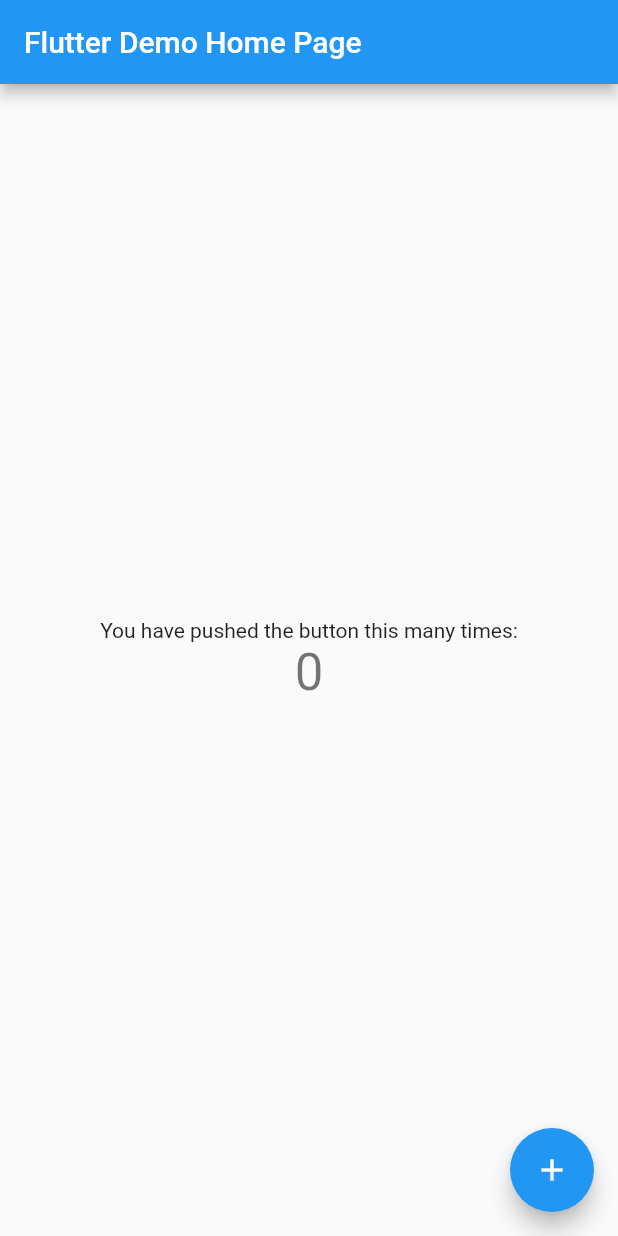
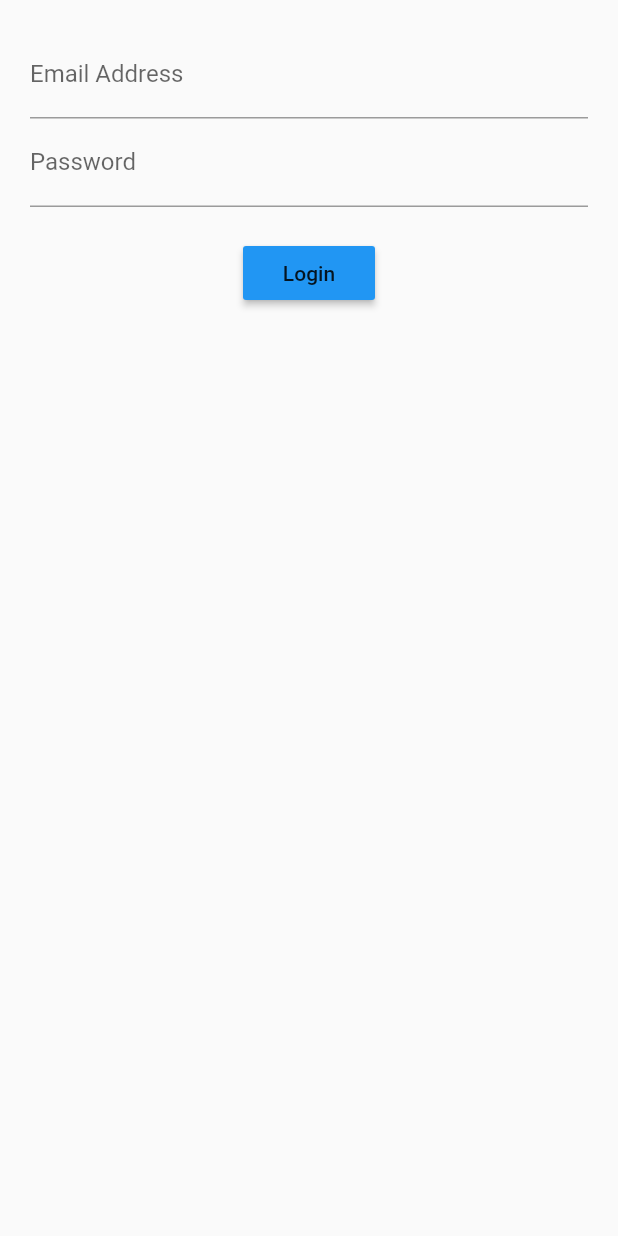
Before and after one commit to DreamsInCS/login_bloc, a Flutter app: the screen it shows after launch, on a phone screen of 412 x 824 dp. Run offline on Flutter 3.47's test engine with Material 2 defaults, Android fonts, the phone set to English and light mode, and no system bars; our stand-ins replace rxdart.

Commit message:
99% complete, missing proper submit functionality

```diff
--- a/lib/main.dart
+++ b/lib/main.dart
@@ -1,111 +1,6 @@
 import 'package:flutter/material.dart';
+import 'src/app.dart';
 
-void main() => runApp(MyApp());
-
-class MyApp extends StatelessWidget {
-  // This widget is the root of your application.
-  @override
-  Widget build(BuildContext context) {
-    return MaterialApp(
-      title: 'Flutter Demo',
-      theme: ThemeData(
-        // This is the theme of your application.
-        //
-        // Try running your application with "flutter run". You'll see the
-        // application has a blue toolbar. Then, without quitting the app, try
-        // changing the primarySwatch below to Colors.green and then invoke
-        // "hot reload" (press "r" in the console where you ran "flutter run",
-        // or simply save your changes to "hot reload" in a Flutter IDE).
-        // Notice that the counter didn't reset back to zero; the application
-        // is not restarted.
-        primarySwatch: Colors.blue,
-      ),
-      home: MyHomePage(title: 'Flutter Demo Home Page'),
-    );
-  }
+void main() {
+  runApp(App());
 }
-
-class MyHomePage extends StatefulWidget {
-  MyHomePage({Key key, this.title}) : super(key: key);
-
-  // This widget is the home page of your application. It is stateful, meaning
-  // that it has a State object (defined below) that contains fields that affect
-  // how it looks.
-
-  // This class is the configuration for the state. It holds the values (in this
-  // case the title) provided by the parent (in this case the App widget) and
-  // used by the build method of the State. Fields in a Widget subclass are
-  // always marked "final".
-
-  final String title;
-
-  @override
-  _MyHomePageState createState() => _MyHomePageState();
-}
-
-class _MyHomePageState extends State<MyHomePage> {
-  int _counter = 0;
-
-  void _incrementCounter() {
-    setState(() {
-      // This call to setState tells the Flutter framework that something has
-      // changed in this State, which causes it to rerun the build method below
-      // so that the display can reflect the updated values. If we changed
-      // _counter without calling setState(), then the build method would not be
-      // called again, and so nothing would appear to happen.
-      _counter++;
-    });
-  }
-
-  @override
-  Widget build(BuildContext context) {
-    // This method is rerun every time setState is called, for instance as done
-    // by the _incrementCounter method above.
-    //
-    // The Flutter framework has been optimized to make rerunning build methods
-    // fast, so that you can just rebuild anything that needs updating rather
-    // than having to individually change instances of widgets.
-    return Scaffold(
-      appBar: AppBar(
-        // Here we take the value from the MyHomePage object that was created by
-        // the App.build method, and use it to set our appbar title.
-        title: Text(widget.title),
-      ),
-      body: Center(
-        // Center is a layout widget. It takes a single child and positions it
-        // in the middle of the parent.
-        child: Column(
-          // Column is also a layout widget. It takes a list of children and
-          // arranges them vertically. By default, it sizes itself to fit its
-          // children horizontally, and tries to be as tall as its parent.
-          //
-          // Invoke "debug painting" (press "p" in the console, choose the
-          // "Toggle Debug Paint" action from the Flutter Inspector in Android
-          // Studio, or the "Toggle Debug Paint" command in Visual Studio Code)
-          // to see the wireframe for each widget.
-          //
-          // Column has various properties to control how it sizes itself and
-          // how it positions its children. Here we use mainAxisAlignment to
-          // center the children vertically; the main axis here is the vertical
-          // axis because Columns are vertical (the cross axis would be
-          // horizontal).
-          mainAxisAlignment: MainAxisAlignment.center,
-          children: <Widget>[
-            Text(
-              'You have pushed the button this many times:',
-            ),
-            Text(
-              '$_counter',
-              style: Theme.of(context).textTheme.headline4,
-            ),
-          ],
-        ),
-      ),
-      floatingActionButton: FloatingActionButton(
-        onPressed: _incrementCounter,
-        tooltip: 'Increment',
-        child: Icon(Icons.add),
-      ), // This trailing comma makes auto-formatting nicer for build methods.
-    );
-  }
-}
--- /dev/null
+++ b/lib/src/app.dart
@@ -0,0 +1,17 @@
+import 'package:flutter/material.dart';
+import 'screens/login_screen.dart';
+import 'blocs/provider.dart';
+
+class App extends StatelessWidget {
+  Widget build(context) {
+    return Provider(
+      child: MaterialApp(
+        title: 'Log Me In',
+        home: Scaffold(
+          body: LoginScreen()
+        )
+      )
+    );
+  }
+
+}
--- /dev/null
+++ b/lib/src/blocs/bloc.dart
@@ -0,0 +1,26 @@
+import 'dart:async';
+import 'validators.dart';
+import 'package:rxdart/rxdart.dart';
+
+// class Bloc extends Object with Validators { // <------ fixes line 5 in older versions
+class Bloc with Validators {
+  // These variables are considered "private" due to their underscore in front of their identifiers
+  final _email = StreamController<String>();
+  final _password = StreamController<String>();
+
+  // Add data to stream
+  // Note: Function(String) means "a function that takes a string as a parameter"
+  Function(String) get changeEmail => _email.sink.add;
+  Function(String) get changePassword => _password.sink.add;
+
+  // Retrieve data from stream
+  Stream<String> get email => _email.stream.transform(validateEmail);
+  Stream<String> get password => _password.stream.transform(validatePassword);
+  Stream<bool> get submitValid =>
+    Rx.combineLatest2(email, password, (e, p) => true);
+
+  dispose() {
+    _email.close();
+    _password.close();
+  }
+}
--- /dev/null
+++ b/lib/src/blocs/provider.dart
@@ -0,0 +1,15 @@
+import 'package:flutter/material.dart';
+import 'bloc.dart';
+
+class Provider extends InheritedWidget {
+   final bloc = Bloc();
+
+  Provider({Key key, Widget child}) : super(key: key, child: child);
+
+  bool updateShouldNotify(_) => true;
+
+  static Bloc of(BuildContext context) {
+    // return (context.inheritFromWidgetOfExactType(Provider) as Provider).bloc; <----- Deprecated!
+    return context.dependOnInheritedWidgetOfExactType<Provider>().bloc;
+  }
+}
--- /dev/null
+++ b/lib/src/blocs/validators.dart
@@ -0,0 +1,25 @@
+import 'dart:async';
+
+class Validators {
+  final validateEmail = StreamTransformer<String, String>.fromHandlers(
+    handleData: (email, sink) {
+      if (email.contains('@')) {
+        sink.add(email);
+      }
+      else {
+        sink.addError('Please enter a valid email.');
+      }
+    }
+  );
+
+  final validatePassword = StreamTransformer<String, String>.fromHandlers(
+    handleData: (password, sink) {
+      if (password.length >= 4) {
+        sink.add(password);
+      }
+      else {
+        sink.addError('Your password is not at least 4 characters.');
+      }
+    }
+  );
+}
--- /dev/null
+++ b/lib/src/screens/login_screen.dart
@@ -0,0 +1,68 @@
+import 'package:flutter/material.dart';
+import '../blocs/provider.dart';
+import '../blocs/bloc.dart';
+
+class LoginScreen extends StatelessWidget {
+  Widget build(context) {
+    final bloc = Provider.of(context);
+
+    return Container(
+      margin: EdgeInsets.all(20.0),
+      child: Column(
+        children: <Widget>[
+          emailField(bloc),
+          passwordField(bloc),
+          Container(margin: EdgeInsets.only(top: 20.0)),
+          submitButton(bloc)
+        ]
+      )
+    );
+  }
+
+  Widget emailField(Bloc bloc) {
+    return StreamBuilder(
+      stream: bloc.email,
+      builder: (context, snapshot) {  // snapshot contains the most recent data our stream contains
+        return TextField(
+          onChanged: bloc.changeEmail,
+          keyboardType: TextInputType.emailAddress,
+          decoration: InputDecoration(
+            hintText: 'you@example.com',
+            labelText: 'Email Address',
+            errorText: snapshot.error
+          )
+        );
+      }
+    );
+  }
+
+  Widget passwordField(Bloc bloc) {
+    return StreamBuilder(
+      stream: bloc.password,
+      builder: (context, snapshot) {
+        return TextField(
+          obscureText: true,
+          onChanged: bloc.changePassword,
+          decoration: InputDecoration(
+            hintText: 'Password',
+            labelText: 'Password',
+            errorText: snapshot.error
+          )
+        );
+      }
+    );
+  }
+
+  Widget submitButton(Bloc bloc) {
+    return StreamBuilder(
+      stream: bloc.submitValid,
+      builder: (context, snapshot) {
+        return RaisedButton(
+          onPressed: snapshot.hasError ? null : () => print('Logged in!'),
+          color: Colors.blue,
+          child: Text('Login')
+        );
+      }
+    );
+  }
+}
--- a/pubspec.yaml
+++ b/pubspec.yaml
@@ -23,6 +23,7 @@ dependencies:
   # The following adds the Cupertino Icons font to your application.
   # Use with the CupertinoIcons class for iOS style icons.
   cupertino_icons: ^0.1.2
+  rxdart: ">=0.16.7"
 
 dev_dependencies:
   flutter_test:
```
Also changed, not shown: pubspec.lock.
